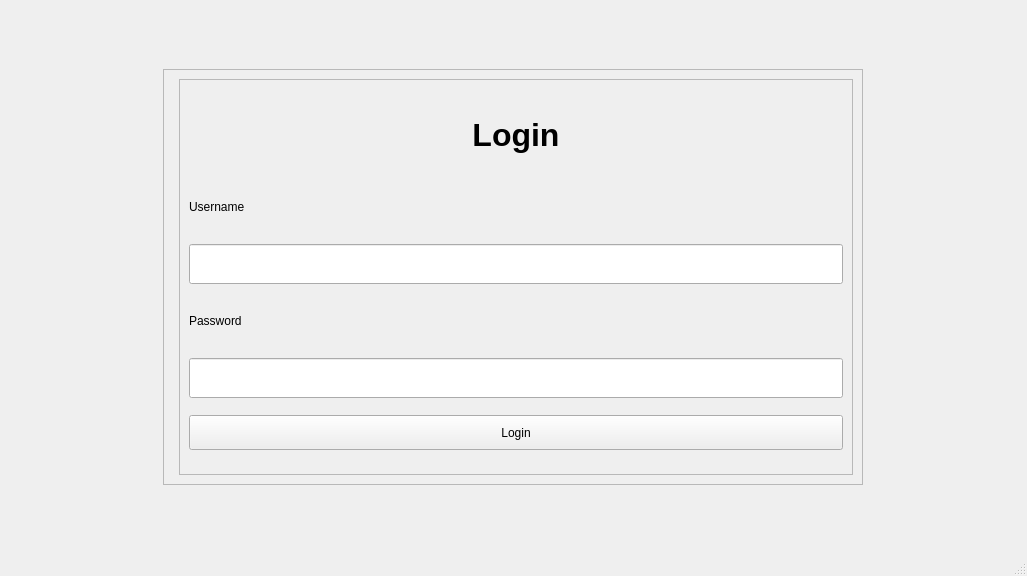
ShubhamMandavkar/TYLiveProjectt-StockAutomationSystem, file UIFiles/login.ui: the form before one commit.
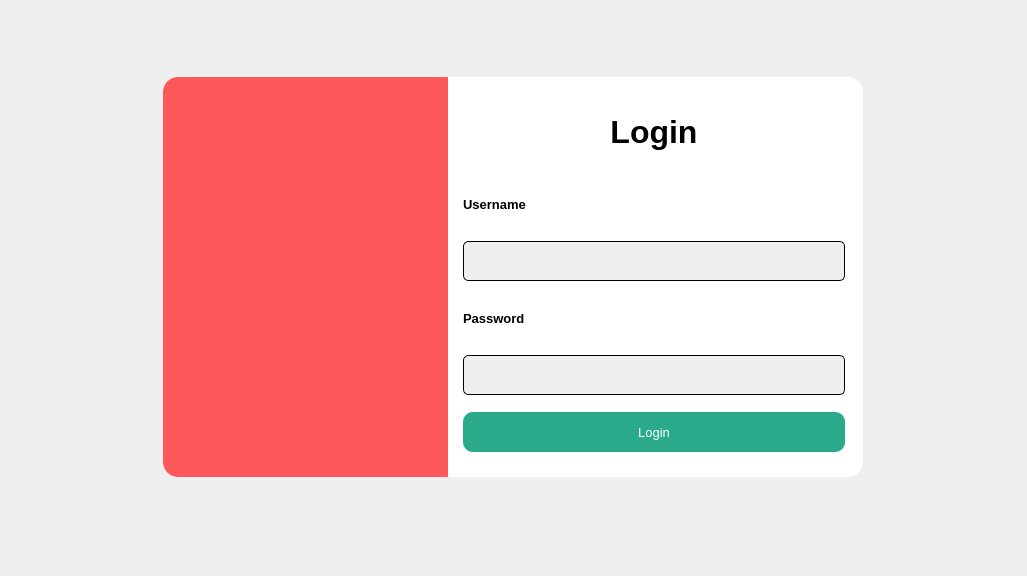
The form after the commit.

Diff of the .ui file:
```diff
--- a/UIFiles/login.ui
+++ b/UIFiles/login.ui
@@ -13,6 +13,10 @@
   <property name="windowTitle">
    <string>MainWindow</string>
   </property>
+  <property name="styleSheet">
+   <string notr="true">background-color: rgb(239, 239, 239);
+color: rgb(0, 0, 0);</string>
+  </property>
   <widget class="QWidget" name="centralwidget">
    <layout class="QHBoxLayout" name="horizontalLayout_2">
     <item>
@@ -20,9 +24,15 @@
       <property name="maximumSize">
        <size>
         <width>700</width>
-        <height>416</height>
+        <height>400</height>
        </size>
       </property>
+      <property name="styleSheet">
+       <string notr="true">QFrame{
+	border-radius : 15px;
+	background-color:  white;
+}</string>
+      </property>
       <property name="frameShape">
        <enum>QFrame::StyledPanel</enum>
       </property>
@@ -30,6 +40,15 @@
        <enum>QFrame::Raised</enum>
       </property>
       <layout class="QHBoxLayout" name="horizontalLayout">
+       <property name="leftMargin">
+        <number>0</number>
+       </property>
+       <property name="topMargin">
+        <number>0</number>
+       </property>
+       <property name="bottomMargin">
+        <number>0</number>
+       </property>
        <item>
         <widget class="QFrame" name="frame_2">
          <property name="minimumSize">
@@ -38,29 +57,32 @@
            <height>0</height>
           </size>
          </property>
+         <property name="styleSheet">
+          <string notr="true">QFrame {
+	border-top-right-radius : 1px;
+	border-bottom-right-radius : 1px;
+	background-color: rgb(252, 88, 91);
+}</string>
+         </property>
          <property name="frameShape">
           <enum>QFrame::StyledPanel</enum>
          </property>
          <property name="frameShadow">
           <enum>QFrame::Raised</enum>
          </property>
-         <widget class="QLabel" name="label_2">
-          <property name="geometry">
-           <rect>
-            <x>10</x>
-            <y>20</y>
-            <width>63</width>
-            <height>20</height>
-           </rect>
-          </property>
-          <property name="text">
-           <string>TextLabel</string>
-          </property>
-         </widget>
         </widget>
        </item>
        <item>
         <widget class="QFrame" name="frame_3">
+         <property name="maximumSize">
+          <size>
+           <width>400</width>
+           <height>16777215</height>
+          </size>
+         </property>
+         <property name="styleSheet">
+          <string notr="true"/>
+         </property>
          <property name="frameShape">
           <enum>QFrame::StyledPanel</enum>
          </property>
@@ -110,6 +132,12 @@
               <height>40</height>
              </size>
             </property>
+            <property name="font">
+             <font>
+              <pointsize>10</pointsize>
+              <bold>true</bold>
+             </font>
+            </property>
             <property name="text">
              <string>Username</string>
             </property>
@@ -123,6 +151,19 @@
               <height>40</height>
              </size>
             </property>
+            <property name="font">
+             <font>
+              <pointsize>10</pointsize>
+             </font>
+            </property>
+            <property name="styleSheet">
+             <string notr="true">QLineEdit{
+	color: rgb(0, 0, 0);
+	background-color: rgb(239, 239, 239);
+	border : 1px solid black;
+	border-radius : 5px;
+}</string>
+            </property>
            </widget>
           </item>
           <item row="3" column="0">
@@ -139,6 +180,12 @@
               <height>40</height>
              </size>
             </property>
+            <property name="font">
+             <font>
+              <pointsize>10</pointsize>
+              <bold>true</bold>
+             </font>
+            </property>
             <property name="text">
              <string>Password</string>
             </property>
@@ -152,6 +199,19 @@
               <height>40</height>
              </size>
             </property>
+            <property name="font">
+             <font>
+              <pointsize>10</pointsize>
+             </font>
+            </property>
+            <property name="styleSheet">
+             <string notr="true">QLineEdit{
+	color: rgb(0, 0, 0);
+	background-color: rgb(239, 239, 239);
+	border : 1px solid black;
+	border-radius : 5px;
+}</string>
+            </property>
             <property name="echoMode">
              <enum>QLineEdit::Password</enum>
             </property>
@@ -162,9 +222,27 @@
             <property name="maximumSize">
              <size>
               <width>16777215</width>
-              <height>35</height>
+              <height>40</height>
              </size>
             </property>
+            <property name="font">
+             <font>
+              <pointsize>10</pointsize>
+             </font>
+            </property>
+            <property name="styleSheet">
+             <string notr="true">QPushButton{
+	background-color: #2AAA8A;
+	color: rgb(255, 255, 255);
+	border-radius : 10px;
+	padding: 5px;	
+}
+
+QPushButton:hover{
+	background-color: rgb(46, 186, 151);
+	color: rgb(0, 0, 0);
+}</string>
+            </property>
             <property name="text">
              <string>Login</string>
             </property>
```
